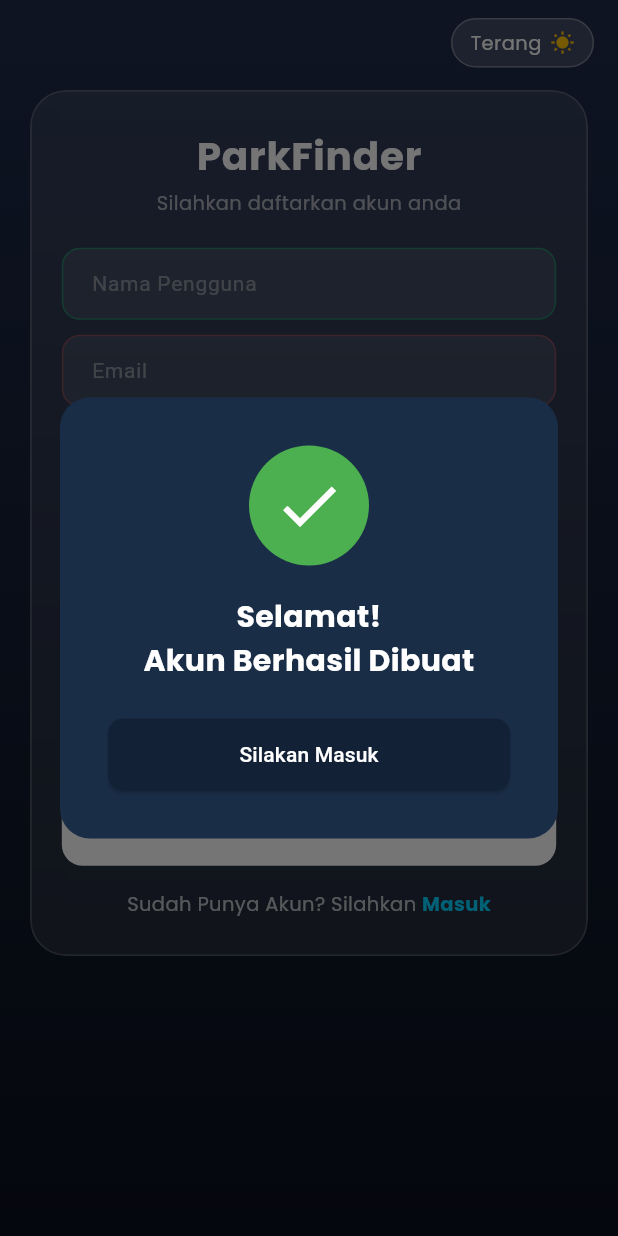
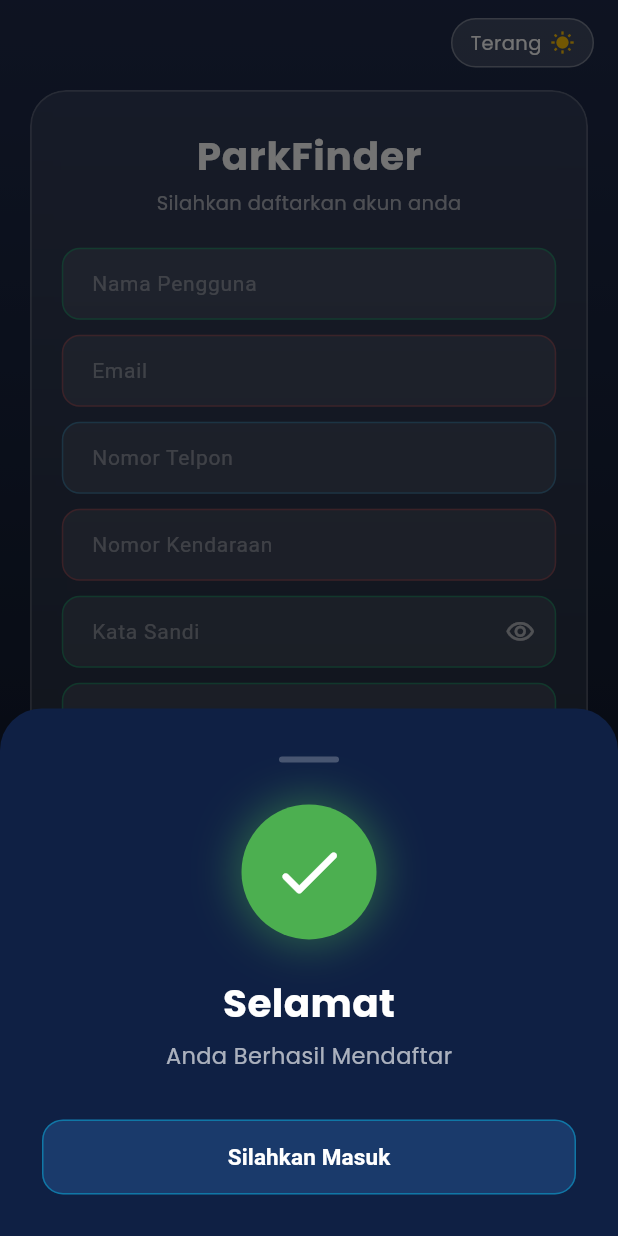
Before and after one commit to ImamAriadi2022/mobile-front, a Flutter app: the RegisterPage screen opened by its route, after a tap on "Daftar", on a phone screen of 412 x 824 dp. Run offline on Flutter 3.47's test engine with Material 3 defaults, Android fonts, the phone set to English and light mode, and no system bars; our stand-ins replace cached_network_image, device_preview, google_fonts; network calls fail.

Commit message:
fix register feedback

```diff
--- a/lib/features/register/widget/register_widget.dart
+++ b/lib/features/register/widget/register_widget.dart
@@ -88,59 +88,18 @@ class _RegisterWidgetState extends State<RegisterWidget>
   }
 
   void _showSuccessDialog() {
-    showDialog(
+    showModalBottomSheet(
       context: context,
-      barrierDismissible: false,
-      builder: (_) => Dialog(
-        backgroundColor: const Color(0xFF1A2D47),
-        shape: RoundedRectangleBorder(borderRadius: BorderRadius.circular(20)),
-        child: Padding(
-          padding: const EdgeInsets.all(32),
-          child: Column(
-            mainAxisSize: MainAxisSize.min,
-            children: [
-              Container(
-                width: 80,
-                height: 80,
-                decoration: const BoxDecoration(
-                  color: AppColors.green,
-                  shape: BoxShape.circle,
-                ),
-                child: const Icon(Icons.check, color: Colors.white, size: 48),
-              ),
-              const SizedBox(height: 20),
-              const Text(
-                'Selamat!\nAkun Berhasil Dibuat',
-                style: TextStyle(
-                  color: Colors.white,
-                  fontSize: 20,
-                  fontWeight: FontWeight.bold,
-                ),
-                textAlign: TextAlign.center,
-              ),
-              const SizedBox(height: 24),
-              SizedBox(
-                width: double.infinity,
-                child: ElevatedButton(
-                  onPressed: () {
-                    Navigator.pop(context);
-                    Navigator.pushReplacementNamed(context, AppRoutes.login);
-                  },
-                  style: ElevatedButton.styleFrom(
-                    backgroundColor: AppColors.cardBg,
-                    padding: const EdgeInsets.symmetric(vertical: 14),
-                    shape: RoundedRectangleBorder(
-                        borderRadius: BorderRadius.circular(10)),
-                  ),
-                  child: const Text('Silakan Masuk',
-                      style: TextStyle(color: Colors.white)),
-                ),
-              ),
-            ],
-          ),
-        ),
-      ),
-    );
+      isDismissible: false,
+      enableDrag: false,
+      isScrollControlled: true,
+      backgroundColor: Colors.transparent,
+      barrierColor: Colors.black.withOpacity(0.55),
+      builder: (_) => const _SuccessSheet(),
+    ).then((_) {
+      if (!mounted) return;
+      Navigator.pushReplacementNamed(context, AppRoutes.login);
+    });
   }
 
   @override
@@ -483,3 +442,152 @@ class _NeonField extends StatelessWidget {
     );
   }
 }
+
+// ─────────────────────────────────────────────────────────────────────────────
+/// Bottom sheet sukses daftar — slide dari bawah ke atas
+// ─────────────────────────────────────────────────────────────────────────────
+class _SuccessSheet extends StatefulWidget {
+  const _SuccessSheet();
+
+  @override
+  State<_SuccessSheet> createState() => _SuccessSheetState();
+}
+
+class _SuccessSheetState extends State<_SuccessSheet>
+    with SingleTickerProviderStateMixin {
+  late final AnimationController _ctrl;
+  late final Animation<Offset> _slide;
+  late final Animation<double> _scale;
+
+  @override
+  void initState() {
+    super.initState();
+    _ctrl = AnimationController(
+      vsync: this,
+      duration: const Duration(milliseconds: 420),
+    );
+    _slide = Tween<Offset>(
+      begin: const Offset(0, 1),
+      end: Offset.zero,
+    ).animate(CurvedAnimation(parent: _ctrl, curve: Curves.easeOutCubic));
+
+    _scale = Tween<double>(begin: 0.7, end: 1.0).animate(
+      CurvedAnimation(
+        parent: _ctrl,
+        curve: const Interval(0.4, 1.0, curve: Curves.elasticOut),
+      ),
+    );
+    _ctrl.forward();
+  }
+
+  @override
+  void dispose() {
+    _ctrl.dispose();
+    super.dispose();
+  }
+
+  @override
+  Widget build(BuildContext context) {
+    final bottomPad = MediaQuery.of(context).padding.bottom;
+
+    return SlideTransition(
+      position: _slide,
+      child: Container(
+        width: double.infinity,
+        padding: EdgeInsets.fromLTRB(28, 32, 28, 28 + bottomPad),
+        decoration: const BoxDecoration(
+          color: Color(0xFF0F2044),
+          borderRadius: BorderRadius.vertical(top: Radius.circular(28)),
+        ),
+        child: Column(
+          mainAxisSize: MainAxisSize.min,
+          children: [
+            // Handle bar
+            Container(
+              width: 40,
+              height: 4,
+              decoration: BoxDecoration(
+                color: Colors.white24,
+                borderRadius: BorderRadius.circular(2),
+              ),
+            ),
+            const SizedBox(height: 28),
+
+            // Ikon centang — scale pop animation
+            ScaleTransition(
+              scale: _scale,
+              child: Container(
+                width: 90,
+                height: 90,
+                decoration: BoxDecoration(
+                  shape: BoxShape.circle,
+                  color: AppColors.green,
+                  boxShadow: [
+                    BoxShadow(
+                      color: AppColors.green.withOpacity(0.45),
+                      blurRadius: 24,
+                      spreadRadius: 4,
+                    ),
+                  ],
+                ),
+                child: const Icon(
+                  Icons.check_rounded,
+                  color: Colors.white,
+                  size: 52,
+                ),
+              ),
+            ),
+            const SizedBox(height: 24),
+
+            // Teks sukses
+            const Text(
+              'Selamat',
+              style: TextStyle(
+                color: Colors.white,
+                fontSize: 26,
+                fontWeight: FontWeight.bold,
+              ),
+            ),
+            const SizedBox(height: 6),
+            Text(
+              'Anda Berhasil Mendaftar',
+              style: TextStyle(
+                color: Colors.white.withOpacity(0.65),
+                fontSize: 15,
+              ),
+            ),
+            const SizedBox(height: 32),
+
+            // Tombol Silahkan Masuk
+            SizedBox(
+              width: double.infinity,
+              height: 50,
+              child: ElevatedButton(
+                onPressed: () => Navigator.pop(context),
+                style: ElevatedButton.styleFrom(
+                  backgroundColor: const Color(0xFF1A3A6B),
+                  foregroundColor: Colors.white,
+                  shape: RoundedRectangleBorder(
+                    borderRadius: BorderRadius.circular(14),
+                    side: BorderSide(
+                      color: AppColors.accent.withOpacity(0.4),
+                    ),
+                  ),
+                  elevation: 0,
+                ),
+                child: const Text(
+                  'Silahkan Masuk',
+                  style: TextStyle(
+                    fontSize: 15,
+                    fontWeight: FontWeight.w600,
+                    color: Colors.white,
+                  ),
+                ),
+              ),
+            ),
+          ],
+        ),
+      ),
+    );
+  }
+}
```
